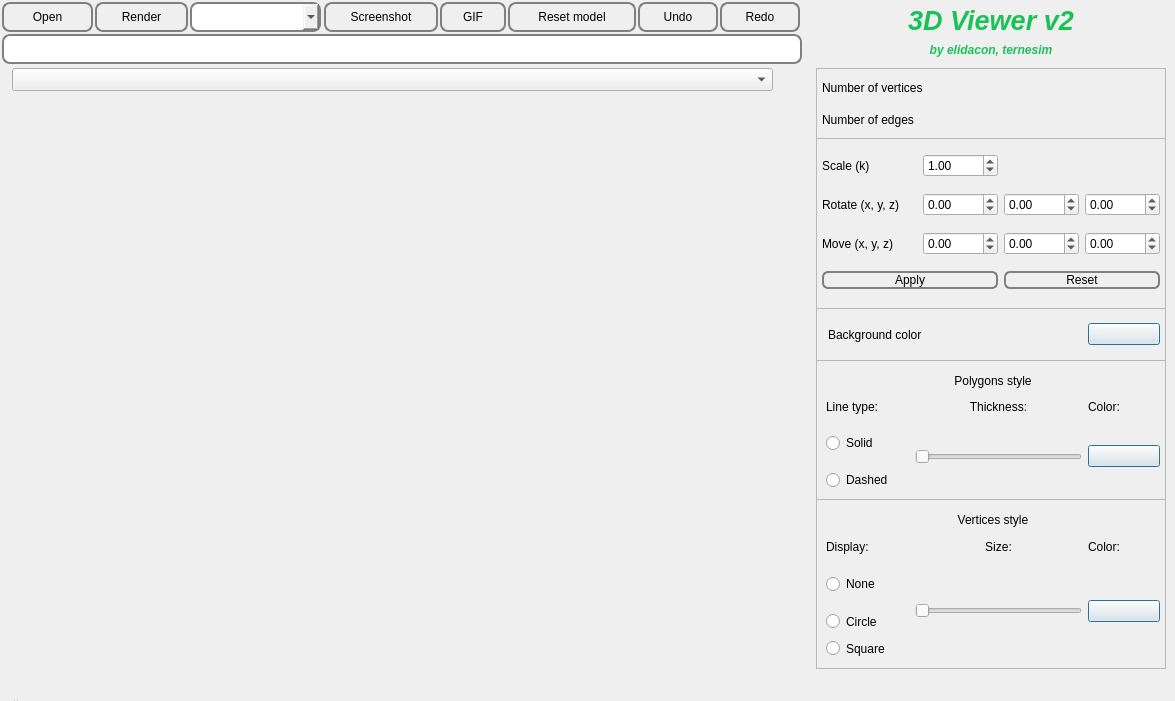
First picture: the form in src/view/s21_view.ui, repository AlexeyGordiychenko/scp_3DViewer_v2, before the edit.
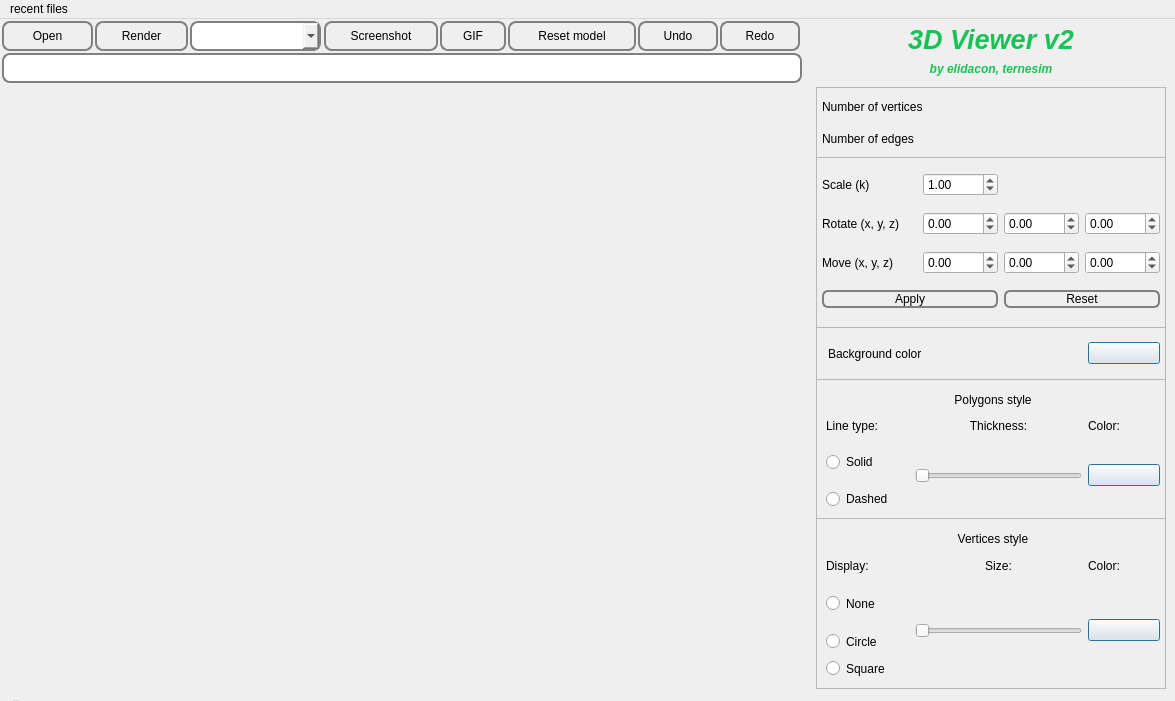
Second picture: the form after the edit. Icons and pictures are not drawn. Custom widgets are drawn as their Qt base class.

```diff
--- a/src/view/s21_view.ui
+++ b/src/view/s21_view.ui
@@ -60,16 +60,6 @@
     <property name="autoFillBackground">
      <bool>true</bool>
     </property>
-    <widget class="QComboBox" name="recent_paths_comboBox">
-     <property name="geometry">
-      <rect>
-       <x>10</x>
-       <y>0</y>
-       <width>761</width>
-       <height>23</height>
-      </rect>
-     </property>
-    </widget>
    </widget>
    <widget class="QComboBox" name="projectionType">
     <property name="geometry">
@@ -197,7 +187,7 @@
       <x>816</x>
       <y>499</y>
       <width>350</width>
-      <height>170</height>
+      <height>171</height>
      </rect>
     </property>
     <property name="frameShape">
@@ -967,6 +957,12 @@
      <height>25</height>
     </rect>
    </property>
+   <widget class="QMenu" name="menuRecent">
+    <property name="title">
+     <string>recent files</string>
+    </property>
+   </widget>
+   <addaction name="menuRecent"/>
   </widget>
   <widget class="QStatusBar" name="statusbar">
    <property name="sizePolicy">
```
Left out of the diff: 242 changed lines with no effect on the pictures.
